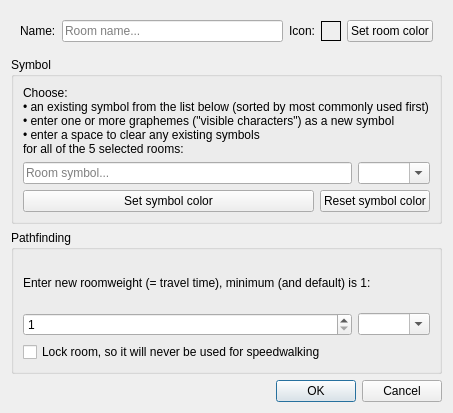
Qt form src/ui/room_properties.ui (Mudlet/Mudlet) before a commit.
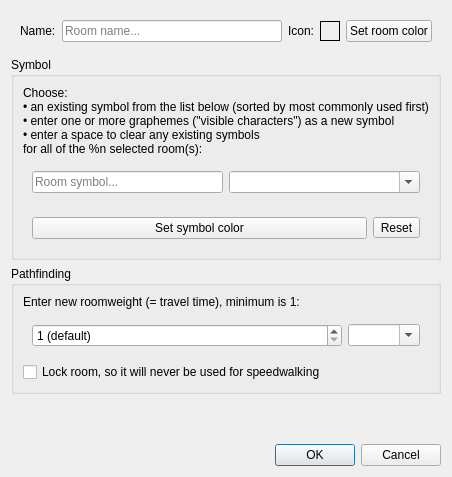
The same form after that commit.

Commit message: Revise: polish up the room_symbol and room_properties form/dialogue files

What changed in the file:
```diff
--- a/src/ui/room_properties.ui
+++ b/src/ui/room_properties.ui
@@ -6,8 +6,8 @@
    <rect>
     <x>0</x>
     <y>0</y>
-    <width>453</width>
-    <height>413</height>
+    <width>397</width>
+    <height>477</height>
    </rect>
   </property>
   <property name="sizePolicy">
@@ -22,25 +22,10 @@
   <property name="layoutDirection">
    <enum>Qt::LeftToRight</enum>
   </property>
-  <layout class="QGridLayout" name="gridLayout_3">
-   <item row="7" column="0">
-    <spacer name="horizontalSpacer">
-     <property name="orientation">
-      <enum>Qt::Horizontal</enum>
-     </property>
-     <property name="sizeType">
-      <enum>QSizePolicy::Expanding</enum>
-     </property>
-     <property name="sizeHint" stdset="0">
-      <size>
-       <width>0</width>
-       <height>0</height>
-      </size>
-     </property>
-    </spacer>
-   </item>
+  <layout class="QGridLayout" name="gridLayout_room_properties">
    <item row="0" column="0" colspan="2">
-    <layout class="QGridLayout" name="gridLayout">
+    <widget class="QWidget" name="widget_top" native="true">
+     <layout class="QHBoxLayout" name="horizontalLayout_widget_top">
      <property name="sizeConstraint">
       <enum>QLayout::SetMinimumSize</enum>
      </property>
@@ -56,7 +41,28 @@
      <property name="bottomMargin">
       <number>9</number>
      </property>
-     <item row="0" column="4">
+      <item>
+       <widget class="QLabel" name="label_name">
+        <property name="text">
+         <string>Name:</string>
+        </property>
+       </widget>
+      </item>
+      <item>
+       <widget class="QLineEdit" name="lineEdit_name">
+        <property name="placeholderText">
+         <string>Room name...</string>
+        </property>
+       </widget>
+      </item>
+      <item>
+       <widget class="QLabel" name="label_layout">
+        <property name="text">
+         <string>Icon:</string>
+        </property>
+       </widget>
+      </item>
+      <item>
       <widget class="QLabel" name="label_preview">
        <property name="sizePolicy">
         <sizepolicy hsizetype="Fixed" vsizetype="Fixed">
@@ -99,28 +105,7 @@
        </property>
       </widget>
      </item>
-     <item row="0" column="0">
-      <widget class="QLabel" name="label_name">
-       <property name="text">
-        <string>Name:</string>
-       </property>
-      </widget>
-     </item>
-     <item row="0" column="2">
-      <widget class="QLabel" name="label_layout">
-       <property name="text">
-        <string>Icon:</string>
-       </property>
-      </widget>
-     </item>
-     <item row="0" column="1">
-      <widget class="QLineEdit" name="lineEdit_name">
-       <property name="placeholderText">
-        <string>Room name...</string>
-       </property>
-      </widget>
-     </item>
-     <item row="0" column="5">
+      <item>
       <widget class="QPushButton" name="pushButton_setRoomColor">
        <property name="text">
         <string>Set room color</string>
@@ -128,107 +113,24 @@
       </widget>
      </item>
     </layout>
-   </item>
-   <item row="7" column="1">
-    <widget class="QDialogButtonBox" name="buttonBox">
-     <property name="orientation">
-      <enum>Qt::Horizontal</enum>
-     </property>
-     <property name="standardButtons">
-      <set>QDialogButtonBox::Cancel|QDialogButtonBox::Ok</set>
-     </property>
     </widget>
    </item>
-   <item row="4" column="0">
-    <spacer name="verticalSpacer">
-     <property name="orientation">
-      <enum>Qt::Vertical</enum>
-     </property>
-     <property name="sizeType">
-      <enum>QSizePolicy::Preferred</enum>
-     </property>
-     <property name="sizeHint" stdset="0">
-      <size>
-       <width>0</width>
-       <height>0</height>
-      </size>
-     </property>
-    </spacer>
-   </item>
-   <item row="2" column="0" colspan="2">
-    <widget class="QGroupBox" name="groupBox_pathfinding">
-     <property name="title">
-      <string>Pathfinding</string>
-     </property>
-     <layout class="QGridLayout" name="gridLayout_9">
       <item row="1" column="0" colspan="2">
-       <layout class="QHBoxLayout" name="horizontalLayout_3">
-        <item>
-         <widget class="QSpinBox" name="spinBox_weight">
-          <property name="sizePolicy">
-           <sizepolicy hsizetype="Expanding" vsizetype="Fixed">
-            <horstretch>0</horstretch>
-            <verstretch>0</verstretch>
-           </sizepolicy>
-          </property>
-          <property name="minimum">
-           <number>1</number>
-          </property>
-          <property name="maximum">
-           <number>2147483647</number>
-          </property>
-          <property name="value">
-           <number>1</number>
-          </property>
-         </widget>
-        </item>
-        <item>
-         <widget class="QComboBox" name="comboBox_weight">
-          <property name="sizePolicy">
-           <sizepolicy hsizetype="Preferred" vsizetype="Fixed">
-            <horstretch>0</horstretch>
-            <verstretch>0</verstretch>
-           </sizepolicy>
-          </property>
-          <property name="editable">
-           <bool>true</bool>
-          </property>
-         </widget>
-        </item>
-       </layout>
-      </item>
-      <item row="0" column="0" colspan="2">
-       <widget class="QLabel" name="label_weightInstructions">
-        <property name="text">
-         <string>Enter new roomweight (= travel time), minimum (and default) is 1:</string>
-        </property>
-       </widget>
-      </item>
-      <item row="3" column="0">
-       <widget class="QCheckBox" name="checkBox_locked">
-        <property name="text">
-         <string>Lock room, so it will never be used for speedwalking</string>
-        </property>
-       </widget>
-      </item>
-     </layout>
-    </widget>
-   </item>
-   <item row="1" column="0" colspan="2">
-    <widget class="QGroupBox" name="groupBox_layout">
+    <widget class="QGroupBox" name="groupBox_symbol">
      <property name="title">
       <string>Symbol</string>
      </property>
-     <layout class="QGridLayout" name="gridLayout_8">
-      <item row="0" column="0" colspan="4">
+     <layout class="QVBoxLayout" name="verticalLayout_groupBox_symbol">
+      <item>
        <widget class="QLabel" name="label_symbolInstructions">
         <property name="text">
-         <string>&lt;html&gt;&lt;head/&gt;&lt;body&gt;&lt;p&gt;Choose: &lt;br/&gt;• an existing symbol from the list below (sorted by most commonly used first)&lt;br/&gt;• enter one or more graphemes (&amp;quot;visible characters&amp;quot;) as a new symbol&lt;br/&gt;• enter a space to clear any existing symbols&lt;br/&gt;for all of the 5 selected rooms:&lt;/p&gt;&lt;/body&gt;&lt;/html&gt;</string>
+         <string>&lt;p&gt;Choose: &lt;br/&gt;• an existing symbol from the list below (sorted by most commonly used first)&lt;br/&gt;• enter one or more graphemes (&amp;quot;visible characters&amp;quot;) as a new symbol&lt;br/&gt;• enter a space to clear any existing symbols&lt;br/&gt;for all of the %n selected room(s):&lt;/p&gt;</string>
         </property>
        </widget>
       </item>
-      <item row="1" column="0" colspan="4">
-       <layout class="QHBoxLayout" name="horizontalLayout">
+      <item>
+       <widget class="QWidget" name="widget_symbolText" native="true">
+        <layout class="QHBoxLayout" name="horizontalLayout_widget_symbolText" stretch="1,1">
         <item>
          <widget class="QLineEdit" name="lineEdit_roomSymbol">
           <property name="placeholderText">
@@ -244,9 +146,11 @@
          </widget>
         </item>
        </layout>
+       </widget>
       </item>
-      <item row="3" column="0" colspan="4">
-       <layout class="QHBoxLayout" name="horizontalLayout_4">
+      <item>
+       <widget class="QWidget" name="widget_symbolColor" native="true">
+        <layout class="QHBoxLayout" name="horizontalLayout_widget_symbolColor">
         <item>
          <widget class="QPushButton" name="pushButton_setSymbolColor">
           <property name="sizePolicy">
@@ -272,7 +176,7 @@
          </widget>
         </item>
         <item>
-         <widget class="QPushButton" name="pushButton_resetSymbolColor">
+          <widget class="QToolButton" name="toolButton_resetSymbolColor">
           <property name="sizePolicy">
            <sizepolicy hsizetype="Minimum" vsizetype="Fixed">
             <horstretch>0</horstretch>
@@ -280,15 +184,100 @@
            </sizepolicy>
           </property>
           <property name="text">
-           <string>Reset symbol color</string>
+            <string>Reset</string>
           </property>
          </widget>
         </item>
        </layout>
+       </widget>
       </item>
      </layout>
     </widget>
    </item>
+   <item row="2" column="0" colspan="2">
+    <widget class="QGroupBox" name="groupBox_pathfinding">
+     <property name="title">
+      <string>Pathfinding</string>
+     </property>
+     <layout class="QVBoxLayout" name="verticalLayout_pathfinding">
+      <item>
+       <widget class="QLabel" name="label_weightInstructions">
+        <property name="text">
+         <string>Enter new roomweight (= travel time), minimum is 1:</string>
+        </property>
+       </widget>
+      </item>
+      <item>
+       <widget class="QWidget" name="widget_weight" native="true">
+        <layout class="QHBoxLayout" name="horizontalLayout_widget_weight">
+         <item>
+          <widget class="QSpinBox" name="spinBox_weight">
+           <property name="sizePolicy">
+            <sizepolicy hsizetype="Expanding" vsizetype="Fixed">
+             <horstretch>0</horstretch>
+             <verstretch>0</verstretch>
+            </sizepolicy>
+           </property>
+           <property name="specialValueText">
+            <string>1 (default)</string>
+           </property>
+           <property name="minimum">
+            <number>1</number>
+           </property>
+           <property name="maximum">
+            <number>2147483647</number>
+           </property>
+          </widget>
+         </item>
+         <item>
+          <widget class="QComboBox" name="comboBox_weight">
+           <property name="sizePolicy">
+            <sizepolicy hsizetype="Preferred" vsizetype="Fixed">
+             <horstretch>0</horstretch>
+             <verstretch>0</verstretch>
+            </sizepolicy>
+           </property>
+           <property name="editable">
+            <bool>true</bool>
+           </property>
+          </widget>
+         </item>
+        </layout>
+       </widget>
+      </item>
+      <item>
+       <widget class="QCheckBox" name="checkBox_locked">
+        <property name="text">
+         <string>Lock room, so it will never be used for speedwalking</string>
+        </property>
+       </widget>
+      </item>
+     </layout>
+    </widget>
+   </item>
+   <item row="3" column="1">
+    <spacer name="verticalSpacer">
+     <property name="orientation">
+      <enum>Qt::Vertical</enum>
+     </property>
+     <property name="sizeHint" stdset="0">
+      <size>
+       <width>20</width>
+       <height>0</height>
+      </size>
+     </property>
+    </spacer>
+   </item>
+   <item row="4" column="1">
+    <widget class="QDialogButtonBox" name="dialogButtonBox">
+     <property name="orientation">
+      <enum>Qt::Horizontal</enum>
+     </property>
+     <property name="standardButtons">
+      <set>QDialogButtonBox::Cancel|QDialogButtonBox::Ok</set>
+     </property>
+    </widget>
+   </item>
   </layout>
  </widget>
  <tabstops>
```
Left out of the diff: 4 changed lines with no effect on the pictures. Lines whose indentation alone changed are shown as unchanged. The commit also changes 3 other files.
